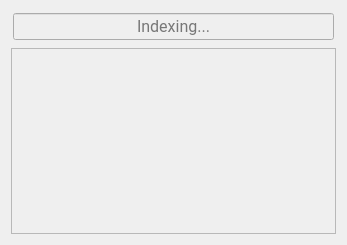
Qt form src/gui/finderwindow.ui (hussamh10/fetch) before a commit.
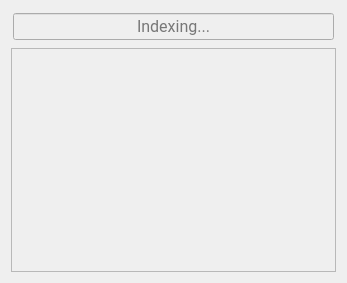
The same form after that commit. Icons and pictures are not drawn.

Patch:
```diff
--- a/src/gui/finderwindow.ui
+++ b/src/gui/finderwindow.ui
@@ -7,7 +7,7 @@
     <x>0</x>
     <y>0</y>
     <width>347</width>
-    <height>245</height>
+    <height>283</height>
    </rect>
   </property>
   <property name="windowTitle">
```
